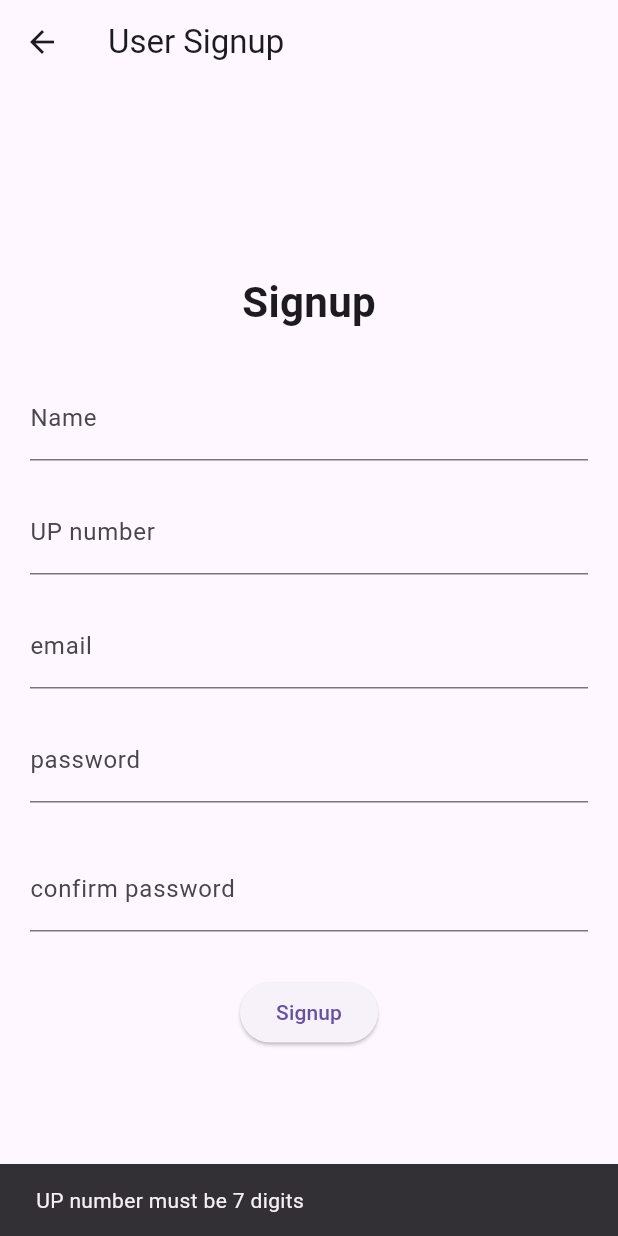
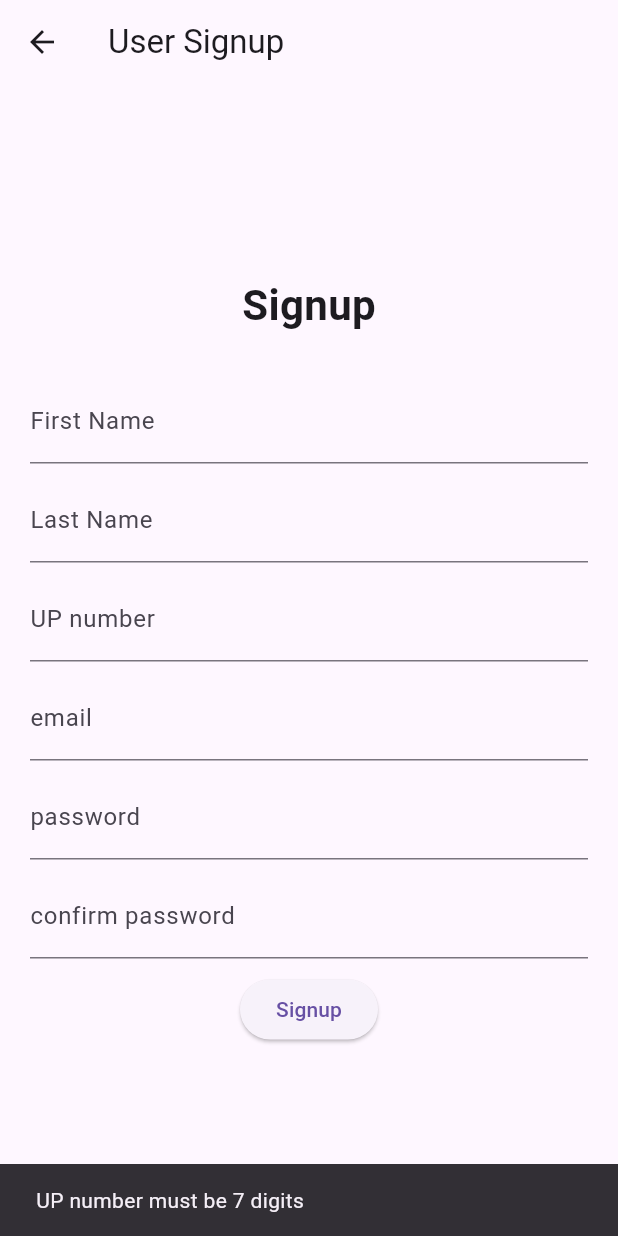
Before and after one commit to SETAP-UniSoc/UNIsoc, a Flutter app: the SignupUserPage screen opened directly, after a tap on "Signup", on a phone screen of 412 x 824 dp. Run offline on Flutter 3.47's test engine with Material 3 defaults, Android fonts, the phone set to English and light mode, and no system bars.

Commit message:
added first name and last name to the sign up input fields

```diff
--- a/lib/screens/signup_user_page.dart
+++ b/lib/screens/signup_user_page.dart
@@ -11,7 +11,8 @@ class SignupUserPage extends StatefulWidget {
 }
 
 class _SignupUserPageState extends State<SignupUserPage> {
-  final TextEditingController nameController = TextEditingController();
+  final TextEditingController firstNameController = TextEditingController();
+  final TextEditingController lastNameController = TextEditingController();
   final TextEditingController upnumberController = TextEditingController();
   final TextEditingController emailController = TextEditingController();
   final TextEditingController passwordController = TextEditingController();
@@ -24,7 +25,8 @@ class _SignupUserPageState extends State<SignupUserPage> {
   }
 
   Future<void> signupUser() async {
-    final name = nameController.text;
+    final firstName = firstNameController.text;
+    final lastName = lastNameController.text;
     final upnumberDigits = upnumberController.text.trim();
     final email = emailController.text;
     final password = passwordController.text;
@@ -44,7 +46,7 @@ class _SignupUserPageState extends State<SignupUserPage> {
       return;
     }
 
-    if (name.isEmpty || upnumber.isEmpty || email.isEmpty || password.isEmpty) {
+    if (firstName.isEmpty || lastName.isEmpty || upnumber.isEmpty || email.isEmpty || password.isEmpty) {
       ScaffoldMessenger.of(context).showSnackBar(
         const SnackBar(content: Text("Please fill in all fields")),
       );
@@ -88,15 +90,16 @@ if (!RegExp(r'[@$!%*?&]').hasMatch(password)) {
       final response = await http.post(
         url,
         headers: {"Content-Type": "application/json", "Accept": "application/json"},
-        body: jsonEncode({"name": name, "up_number": upnumber, "email": email, "password": password, "confirm_password": confirmPassword}),
+        body: jsonEncode({"first_name": firstNameController.text,"last_name": lastNameController.text, "up_number": upnumber, "email": email, "password": password, "confirm_password": confirmPassword}),
       );
 
       if (!mounted) return;
 
       print("Response Status: ${response.statusCode}");
       print("Response Body: ${response.body}");
-
-      print(nameController.text);
+//adding a first and last name field to the signup page and printing them to the console to check if they are being sent to the backend correctly
+      print(firstNameController.text);
+      print(lastNameController.text);
       print(upnumberController.text);
       print(emailController.text);
       print(passwordController.text);
@@ -159,13 +162,23 @@ if (!RegExp(r'[@$!%*?&]').hasMatch(password)) {
             const SizedBox(height: 30),
 
             TextField(
-              controller: nameController,
+              controller: firstNameController,
               decoration: const InputDecoration(
-                labelText: "Name",
+                labelText: "First Name",
                 border: UnderlineInputBorder(),
               ),
             ),
-            const SizedBox(height: 20),
+            const SizedBox(height: 10),
+
+            TextField(
+              controller: lastNameController,
+              decoration: const InputDecoration(
+                labelText: "Last Name",
+                border: UnderlineInputBorder(),
+              ),
+            ),
+            const SizedBox(height: 10),
+
             TextField(
               controller: upnumberController,
               keyboardType: TextInputType.number,
@@ -179,7 +192,7 @@ if (!RegExp(r'[@$!%*?&]').hasMatch(password)) {
                 border: UnderlineInputBorder(),
               ),
             ),
-            const SizedBox(height: 20),
+            const SizedBox(height: 10),
             //email input that checks email format and shows error message if email is not valid
             TextField(
               controller: emailController,
@@ -188,7 +201,7 @@ if (!RegExp(r'[@$!%*?&]').hasMatch(password)) {
                 border: UnderlineInputBorder(),
               ),
             ),
-            const SizedBox(height: 20),
+            const SizedBox(height: 10),
             TextField(
               controller: passwordController,
               obscureText: true,
@@ -197,7 +210,7 @@ if (!RegExp(r'[@$!%*?&]').hasMatch(password)) {
                 border: UnderlineInputBorder(),
               ),
             ),
-            const SizedBox(height: 30),
+            const SizedBox(height: 10),
 
             TextField(
               controller: confirmPasswordController,
@@ -207,7 +220,7 @@ if (!RegExp(r'[@$!%*?&]').hasMatch(password)) {
                 border: UnderlineInputBorder(),
               ),
             ),
-            const SizedBox(height: 30),
+            const SizedBox(height: 10),
 
             ElevatedButton(
               onPressed: signupUser,
```
